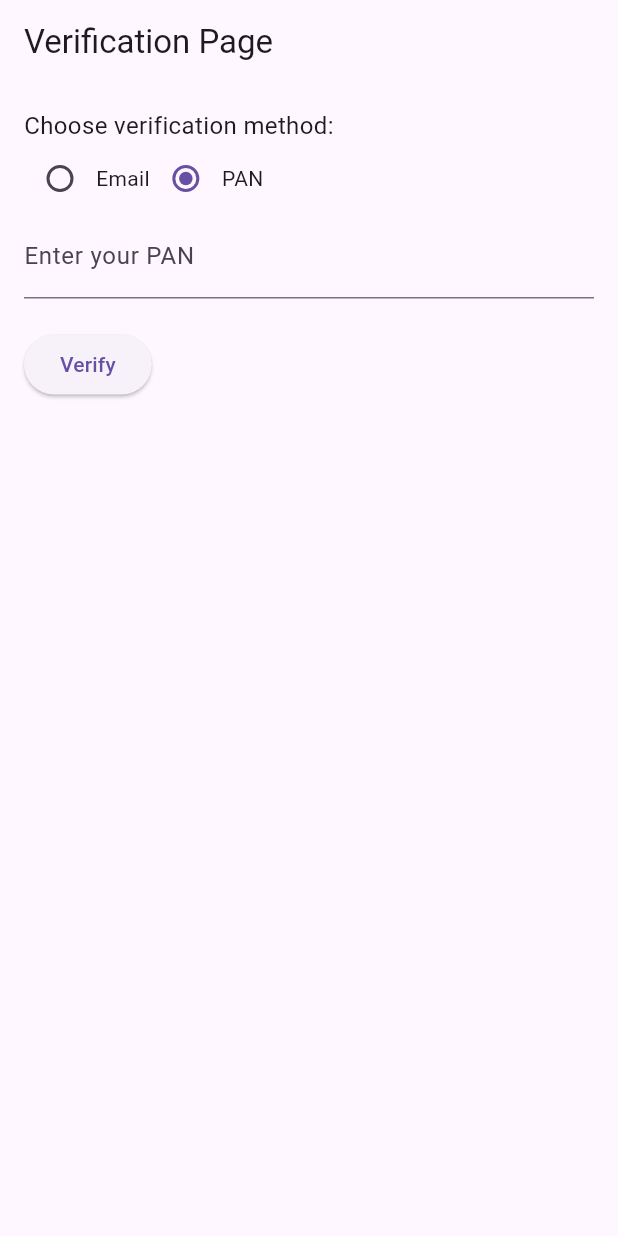
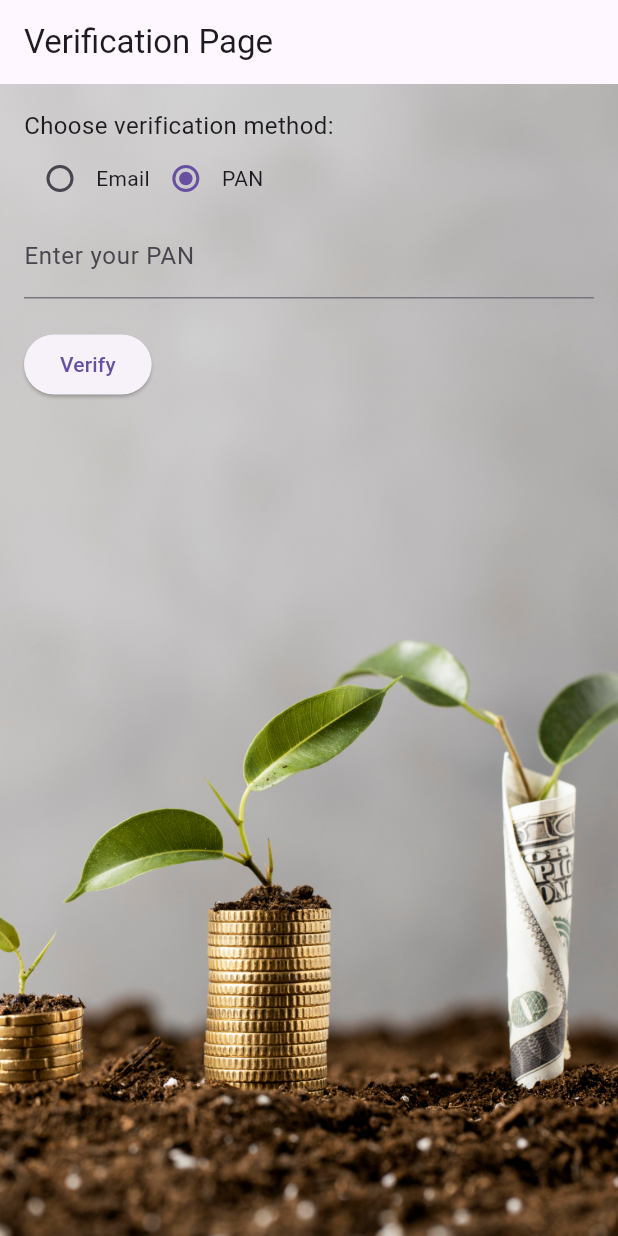
Before and after one commit to adityaphadatare45/Mutualfunds, a Flutter app: the VerificationPage screen opened directly, on a phone screen of 412 x 824 dp. Run offline on Flutter 3.47's test engine with Material 3 defaults, Android fonts, the phone set to English and light mode, and no system bars; our stand-ins replace cloud_firestore, firebase_auth, firebase_core, local_auth, shared_preferences; accounts and stored records are empty.

Commit message:
New error solved

```diff
--- a/lib/verification/verificationpage.dart
+++ b/lib/verification/verificationpage.dart
@@ -110,7 +110,12 @@ class _VerificationPageState extends State<VerificationPage> {
       appBar: AppBar(
         title: const Text('Verification Page'),
       ),
-      body: Padding(
+      body: Container(
+        decoration:BoxDecoration(
+          image: DecorationImage(image: AssetImage('assets/images/main-image.jpg'),
+           fit: BoxFit.cover,
+          ),
+        ),
         padding: const EdgeInsets.all(16.0),
         child: Column(
           crossAxisAlignment: CrossAxisAlignment.start,
--- a/lib/verification/verifypan.dart
+++ b/lib/verification/verifypan.dart
@@ -1,6 +1,6 @@
 // import 'package:firebase_auth/firebase_auth.dart';
 import 'package:flutter/material.dart';
-import 'package:portfolio/screens/home.dart';
+// import 'package:portfolio/screens/home.dart';
 
 class PanVerify extends StatefulWidget{
 
@@ -21,7 +21,7 @@ class _PanVerification extends State<PanVerify>{
 
 
 
-  void _handleSubmit() {  // hecks if all form fields are valid using _formKey.currentState!.validate().
+  /*void _handleSubmit() {  // hecks if all form fields are valid using _formKey.currentState!.validate().
     if (_formKey.currentState!.validate()) { // if the values are correct then it will navigate to homepage
       // Process the inputs here
       print("PAN: ${_panController.text}");
@@ -34,7 +34,7 @@ class _PanVerification extends State<PanVerify>{
         MaterialPageRoute(builder: (context) => HomePage()),
       );
     }
-  }
+  }*/
 
    // Future <void>
   @override
```
